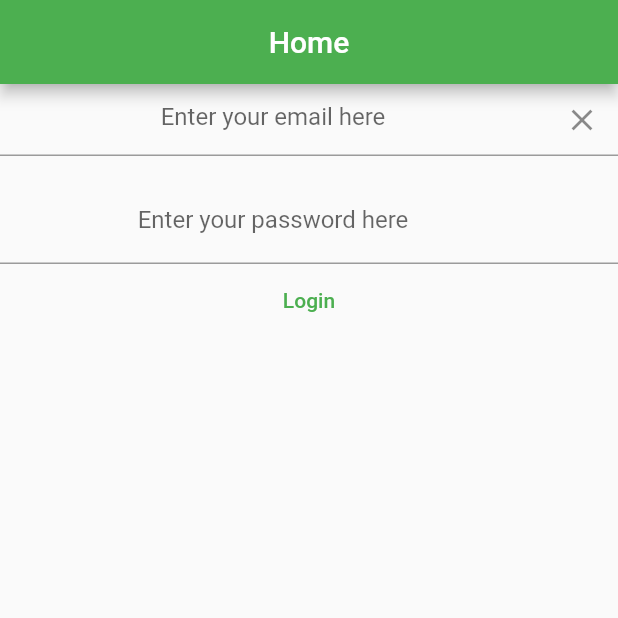
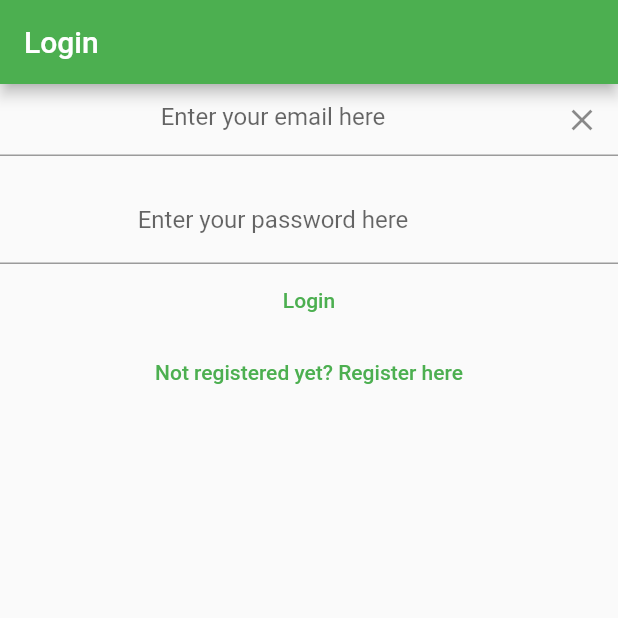
Before and after one commit to ArvinXO/takenote, a Flutter app: the screen it shows after launch, on a phone screen of 412 x 824 dp, the top half of it. Run offline on Flutter 3.47's test engine with Material 2 defaults, Android fonts, the phone set to English and light mode, and no system bars; our stand-ins replace firebase_auth, firebase_core; accounts and stored records are empty.

Commit message:
verify_email_view.dart + new file Login + Register button logic initialised

```diff
--- a/lib/main.dart
+++ b/lib/main.dart
@@ -16,6 +16,10 @@
         primarySwatch: Colors.green,
       ),
       home: const HomePage(),
+      routes: {
+        '/login/': (context) => const LoginView(),
+        '/register/': (context) => const RegisterView(),
+      },
     ),
   );
 }
@@ -25,12 +29,7 @@
 
   @override
   Widget build(BuildContext context) {
-    return Scaffold(
-      appBar: AppBar(
-        centerTitle: true,
-        title: const Text('Home'),
-      ),
-      body: FutureBuilder(
+    return FutureBuilder(
       future: Firebase.initializeApp(
         options: DefaultFirebaseOptions.currentPlatform,
       ),
@@ -46,10 +45,9 @@
             // return const Text('Done.....');
             return const LoginView();
           default:
-              return const Text('Loading.....');
+            return const CircularProgressIndicator();
         }
       },
-      ),
     );
   }
 }
--- a/lib/views/login_views.dart
+++ b/lib/views/login_views.dart
@@ -2,6 +2,7 @@
 import 'package:firebase_auth/firebase_auth.dart';
 import 'package:firebase_core/firebase_core.dart';
 import 'package:takenote/firebase_options.dart';
+import 'package:takenote/views/register_view.dart';
 
 class LoginView extends StatefulWidget {
   const LoginView({Key? key}) : super(key: key);
@@ -30,7 +31,11 @@
 
   @override
   Widget build(BuildContext context) {
-    return Column(
+    return Scaffold(
+      appBar: AppBar(
+        title: Text('Login'),
+      ),
+      body: Column(
         children: [
           TextField(
             controller: _email,
@@ -66,7 +71,8 @@
               final password = _password.text;
               try {
                 final userCredential = await FirebaseAuth.instance
-                  .signInWithEmailAndPassword(email: email, password: password);
+                    .signInWithEmailAndPassword(
+                        email: email, password: password);
                 print(userCredential.additionalUserInfo);
                 print(userCredential);
                 print(_email.text);
@@ -84,7 +90,14 @@
             },
             child: const Text('Login'),
           ),
+          TextButton(
+              onPressed: () {
+                Navigator.of(context)
+                    .pushNamedAndRemoveUntil('/register/', (route) => false);
+              },
+              child: const Text('Not registered yet? Register here'))
         ],
+      ),
     );
   }
 }
--- a/lib/views/register_view.dart
+++ b/lib/views/register_view.dart
@@ -31,7 +31,11 @@
 
   @override
   Widget build(BuildContext context) {
-    return Column(
+    return Scaffold(
+      appBar: AppBar(
+        title: Text("Register"),
+      ),
+      body: Column(
         children: [
           TextField(
             controller: _email,
@@ -85,7 +89,14 @@
             },
             child: const Text('Register'),
           ),
+          TextButton(
+              onPressed: () {
+                Navigator.of(context)
+                    .pushNamedAndRemoveUntil('/login/', (route) => false);
+              },
+              child: Text('Back to login')),
         ],
+      ),
     );
   }
 }
```
Also changed, not shown: lib/views/verify_email_view.dart (+7 -2 lines). Lines whose indentation alone changed are shown as unchanged.
